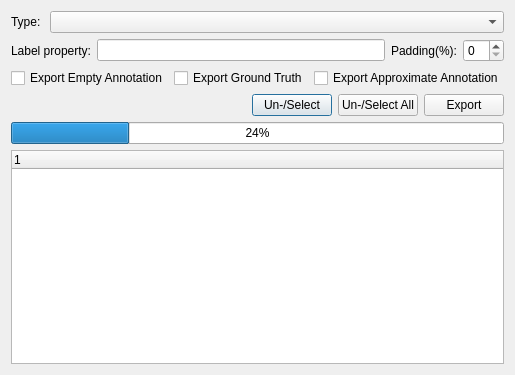
looooongChen/IMANNO, file uis/AnnoExporter.ui: the form before one commit.
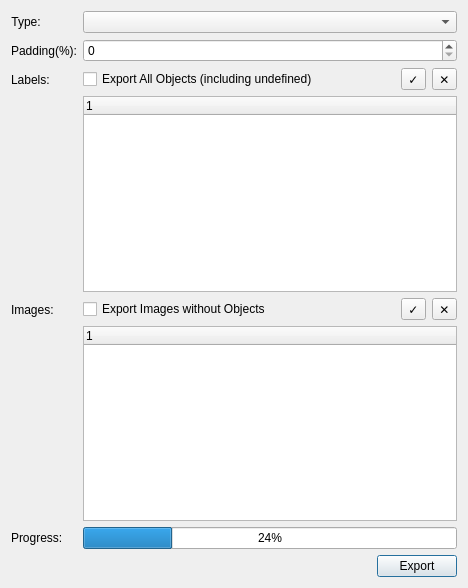
The form after the commit.

Commit message: semantic_export_func

Patch:
```diff
--- a/uis/AnnoExporter.ui
+++ b/uis/AnnoExporter.ui
@@ -7,7 +7,7 @@
     <x>0</x>
     <y>0</y>
     <width>468</width>
-    <height>375</height>
+    <height>588</height>
    </rect>
   </property>
   <property name="windowTitle">
@@ -15,11 +15,11 @@
   </property>
   <layout class="QVBoxLayout" name="verticalLayout">
    <item>
-    <layout class="QHBoxLayout" name="horizontalLayout_6">
-     <item>
-      <widget class="QLabel" name="lblExportType">
+    <layout class="QFormLayout" name="layout">
+     <item row="1" column="0">
+      <widget class="QLabel" name="lab_type">
        <property name="sizePolicy">
-        <sizepolicy hsizetype="Minimum" vsizetype="Preferred">
+        <sizepolicy hsizetype="MinimumExpanding" vsizetype="Preferred">
          <horstretch>0</horstretch>
          <verstretch>0</verstretch>
         </sizepolicy>
@@ -27,9 +27,12 @@
        <property name="text">
         <string>Type: </string>
        </property>
+       <property name="alignment">
+        <set>Qt::AlignRight|Qt::AlignTrailing|Qt::AlignVCenter</set>
+       </property>
       </widget>
      </item>
-     <item>
+     <item row="1" column="1">
       <widget class="QComboBox" name="exportType">
        <property name="sizePolicy">
         <sizepolicy hsizetype="MinimumExpanding" vsizetype="Fixed">
@@ -39,55 +42,126 @@
        </property>
       </widget>
      </item>
-    </layout>
-   </item>
-   <item>
-    <layout class="QHBoxLayout" name="horizontalLayout_5">
-     <item>
-      <widget class="QLabel" name="label_3">
-       <property name="text">
-        <string>Label property:</string>
-       </property>
-      </widget>
-     </item>
-     <item>
-      <widget class="QLineEdit" name="valueProperty"/>
-     </item>
-     <item>
-      <widget class="QLabel" name="label_5">
+     <item row="2" column="0">
+      <widget class="QLabel" name="lab_padding">
        <property name="text">
         <string>Padding(%):</string>
        </property>
       </widget>
      </item>
-     <item>
+     <item row="2" column="1">
       <widget class="QSpinBox" name="valuePadding"/>
      </item>
-    </layout>
-   </item>
-   <item>
-    <layout class="QHBoxLayout" name="horizontalLayout">
-     <item>
-      <widget class="QCheckBox" name="exportEmpty">
+     <item row="3" column="0">
+      <widget class="QLabel" name="label_2">
+       <property name="sizePolicy">
+        <sizepolicy hsizetype="Minimum" vsizetype="Preferred">
+         <horstretch>0</horstretch>
+         <verstretch>0</verstretch>
+        </sizepolicy>
+       </property>
        <property name="text">
-        <string>Export Empty Annotation</string>
+        <string>Labels: </string>
        </property>
       </widget>
      </item>
-     <item>
-      <widget class="QCheckBox" name="exportGt">
+     <item row="4" column="0">
+      <widget class="QLabel" name="label">
        <property name="text">
-        <string>Export Ground Truth</string>
+        <string>Images: </string>
        </property>
       </widget>
      </item>
-     <item>
-      <widget class="QCheckBox" name="exportApproximate">
+     <item row="4" column="1">
+      <layout class="QVBoxLayout" name="verticalLayout_3">
+       <item>
+        <layout class="QHBoxLayout" name="horizontalLayout">
+         <item>
+          <widget class="QCheckBox" name="exportEmptyImage">
+           <property name="text">
+            <string>Export Images without Objects</string>
+           </property>
+          </widget>
+         </item>
+         <item>
+          <widget class="QToolButton" name="selectAllImages">
+           <property name="text">
+            <string>✓</string>
+           </property>
+          </widget>
+         </item>
+         <item>
+          <widget class="QToolButton" name="unselectAllImages">
+           <property name="text">
+            <string>✕</string>
+           </property>
+          </widget>
+         </item>
+        </layout>
+       </item>
+       <item>
+        <widget class="QTreeWidget" name="imageList">
+         <column>
+          <property name="text">
+           <string notr="true">1</string>
+          </property>
+         </column>
+        </widget>
+       </item>
+      </layout>
+     </item>
+     <item row="5" column="0">
+      <widget class="QLabel" name="label_4">
        <property name="text">
-        <string>Export Approximate Annotation</string>
+        <string>Progress: </string>
        </property>
       </widget>
      </item>
+     <item row="5" column="1">
+      <widget class="QProgressBar" name="progressBar">
+       <property name="value">
+        <number>24</number>
+       </property>
+      </widget>
+     </item>
+     <item row="3" column="1">
+      <layout class="QVBoxLayout" name="verticalLayout_5">
+       <item>
+        <layout class="QHBoxLayout" name="horizontalLayout_2">
+         <item>
+          <widget class="QCheckBox" name="exportAllObjects">
+           <property name="text">
+            <string>Export All Objects (including undefined)</string>
+           </property>
+          </widget>
+         </item>
+         <item>
+          <widget class="QToolButton" name="selectAllLabels">
+           <property name="text">
+            <string>✓</string>
+           </property>
+          </widget>
+         </item>
+         <item>
+          <widget class="QToolButton" name="unselectAllLabels">
+           <property name="text">
+            <string>✕</string>
+           </property>
+          </widget>
+         </item>
+        </layout>
+       </item>
+       <item>
+        <widget class="QTreeWidget" name="labelList">
+         <column>
+          <property name="text">
+           <string notr="true">1</string>
+          </property>
+         </column>
+        </widget>
+       </item>
+      </layout>
+     </item>
     </layout>
    </item>
    <item>
@@ -105,22 +179,14 @@
        </property>
       </spacer>
      </item>
-     <item>
-      <widget class="QPushButton" name="btnSelect">
-       <property name="text">
-        <string>Un-/Select</string>
-       </property>
-      </widget>
-     </item>
-     <item>
-      <widget class="QPushButton" name="btnSelectAll">
-       <property name="text">
-        <string>Un-/Select All</string>
-       </property>
-      </widget>
-     </item>
      <item>
       <widget class="QPushButton" name="btnExport">
+       <property name="sizePolicy">
+        <sizepolicy hsizetype="Minimum" vsizetype="Fixed">
+         <horstretch>0</horstretch>
+         <verstretch>0</verstretch>
+        </sizepolicy>
+       </property>
        <property name="text">
         <string>Export</string>
        </property>
@@ -128,22 +194,6 @@
      </item>
     </layout>
    </item>
-   <item>
-    <widget class="QProgressBar" name="progressBar">
-     <property name="value">
-      <number>24</number>
-     </property>
-    </widget>
-   </item>
-   <item>
-    <widget class="QTreeWidget" name="fileList">
-     <column>
-      <property name="text">
-       <string notr="true">1</string>
-      </property>
-     </column>
-    </widget>
-   </item>
   </layout>
  </widget>
  <resources/>
```
Left out of the diff: 4 changed lines with no effect on the pictures. The commit also changes 10 other files.
